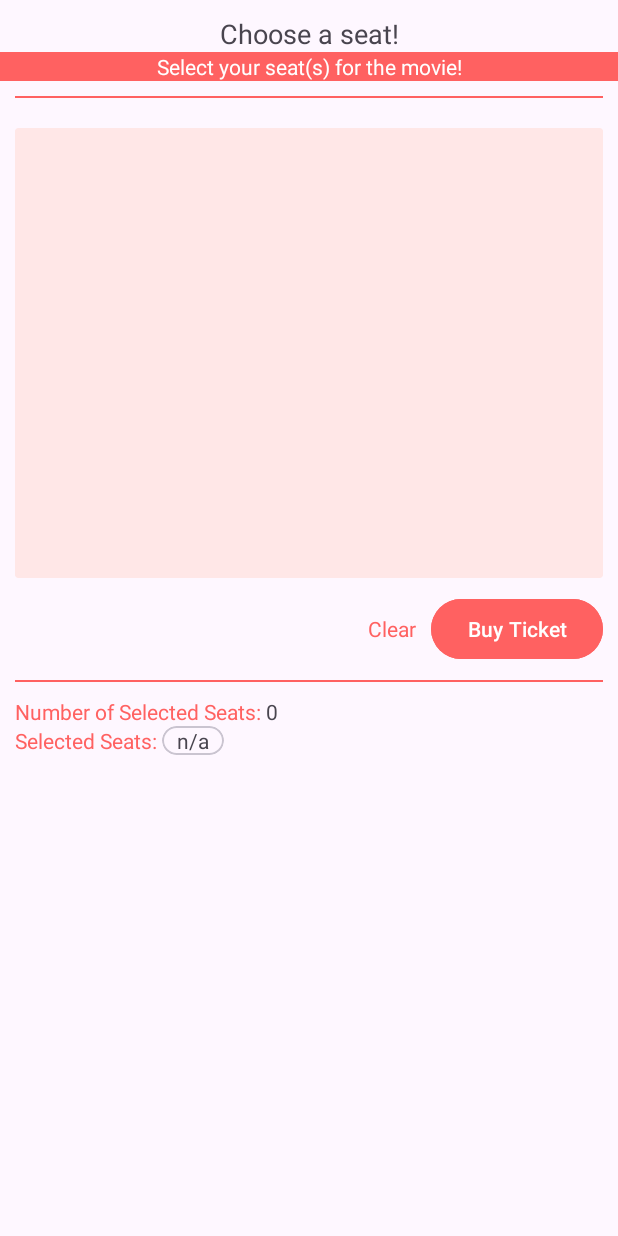
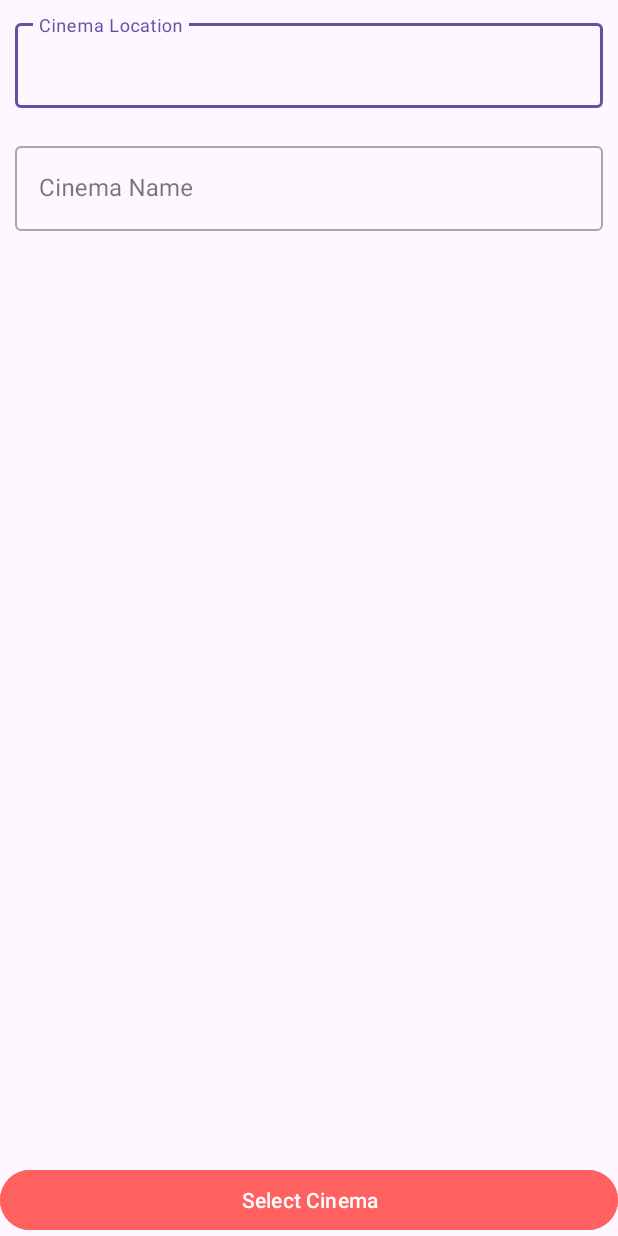
Before and after one commit to SecretIGO/Experiments, an Android app: the SigninActivity screen opened directly, with no data from a screen before it, after a tap on "Login", on a phone screen of 412 x 824 dp. Run offline under Robolectric (Android 15) with nearby library versions, the phone set to English and light mode, and no system bars; plain views replace TwoWayNestedScrollView.

Commit message:
added user inputs for testing NOT FINAL!

```diff
--- a/app/src/main/AndroidManifest.xml
+++ b/app/src/main/AndroidManifest.xml
@@ -13,6 +13,12 @@
         android:supportsRtl="true"
         android:theme="@style/Theme.Experiments"
         tools:targetApi="31">
+        <activity
+            android:name=".ui.views.customer.MovieSelectionActivity"
+            android:exported="false" />
+        <activity
+            android:name=".ui.views.customer.MovieTheatreSelectionActivity"
+            android:exported="false" />
         <activity
             android:name=".ui.views.admin.AddCinemaActivity"
             android:exported="false" />
--- a/app/src/main/java/com/mp3/experiments/data/viewmodel/CinemaViewModel.kt
+++ b/app/src/main/java/com/mp3/experiments/data/viewmodel/CinemaViewModel.kt
@@ -44,10 +44,12 @@ class CinemaViewModel : ViewModel() {
     }
 
     fun getCinemaDetails(cinemaLocation: String, cinemaName: String, callback: (CinemaModel?) -> Unit) {
-        val cinemaDetailsRef = firebase_database.child(NODE_CINEMA).child(cinemaLocation).child(cinemaName).child("cinemaDetails")
+        val cinemaDetailsRef = firebase_database
+            .child(NODE_CINEMA)
+            .child(cinemaLocation)
+            .child(cinemaName)
+            .child(NODE_CINEMA_DETAILS)
 
-        Log.d("test123", "$cinemaDetailsRef")
-        Log.d("test123", "fun intro")
         val valueEventListener = object : ValueEventListener {
             override fun onDataChange(dataSnapshot: DataSnapshot) {
                 val cinemaData = dataSnapshot.getValue<CinemaModel>()
--- a/app/src/main/java/com/mp3/experiments/ui/views/SigninActivity.kt
+++ b/app/src/main/java/com/mp3/experiments/ui/views/SigninActivity.kt
@@ -6,6 +6,7 @@ import android.os.Bundle
 import com.mp3.experiments.R
 import com.mp3.experiments.databinding.ActivitySigninBinding
 import com.mp3.experiments.ui.views.admin.AdminActivity
+import com.mp3.experiments.ui.views.customer.MovieTheatreSelectionActivity
 import com.mp3.experiments.ui.views.customer.SeatSelectionActivity
 
 class SigninActivity : AppCompatActivity() {
@@ -20,7 +21,7 @@ class SigninActivity : AppCompatActivity() {
             if (binding.inputEmail.text.toString() == "admin"){
                 startActivity(Intent(this, AdminActivity::class.java))
             } else {
-                startActivity(Intent(this, SeatSelectionActivity::class.java))
+                startActivity(Intent(this, MovieTheatreSelectionActivity::class.java))
             }
 
         }
--- /dev/null
+++ b/app/src/main/java/com/mp3/experiments/ui/views/customer/MovieTheatreSelectionActivity.kt
@@ -0,0 +1,24 @@
+package com.mp3.experiments.ui.views.customer
+
+import android.content.Intent
+import androidx.appcompat.app.AppCompatActivity
+import android.os.Bundle
+import com.mp3.experiments.R
+import com.mp3.experiments.databinding.ActivityMovieTheatreSelectionBinding
+
+class MovieTheatreSelectionActivity : AppCompatActivity() {
+    private lateinit var binding : ActivityMovieTheatreSelectionBinding
+
+    override fun onCreate(savedInstanceState: Bundle?) {
+        super.onCreate(savedInstanceState)
+        binding = ActivityMovieTheatreSelectionBinding.inflate(layoutInflater)
+        setContentView(binding.root)
+
+        binding.btnSelectCinema.setOnClickListener {
+            val intent = Intent(this, MovieSelectionActivity::class.java)
+            intent.putExtra("cinemaLocation", binding.inputCinemaLocation.text.toString())
+            intent.putExtra("cinemaName", binding.inputCinemaName.text.toString())
+            startActivity(intent)
+        }
+    }
+}
--- /dev/null
+++ b/app/src/main/res/layout/activity_movie_theatre_selection.xml
@@ -0,0 +1,54 @@
+<?xml version="1.0" encoding="utf-8"?>
+<androidx.constraintlayout.widget.ConstraintLayout xmlns:android="http://schemas.android.com/apk/res/android"
+    xmlns:app="http://schemas.android.com/apk/res-auto"
+    xmlns:tools="http://schemas.android.com/tools"
+    android:layout_width="match_parent"
+    android:layout_height="match_parent"
+    tools:context=".ui.views.customer.MovieTheatreSelectionActivity">
+
+    <com.google.android.material.textfield.TextInputLayout
+        android:id="@+id/textInputLayout"
+        style="@style/Widget.MaterialComponents.TextInputLayout.OutlinedBox"
+        android:layout_width="match_parent"
+        android:layout_height="wrap_content"
+        android:padding="10dp"
+        app:layout_constraintTop_toTopOf="parent"
+        tools:layout_editor_absoluteX="0dp">
+
+        <com.google.android.material.textfield.TextInputEditText
+            android:id="@+id/input_CinemaLocation"
+            android:layout_width="match_parent"
+            android:layout_height="wrap_content"
+            android:hint="Cinema Location"
+            tools:layout_editor_absoluteX="0dp"
+            tools:layout_editor_absoluteY="334dp" />
+
+    </com.google.android.material.textfield.TextInputLayout>
+
+    <com.google.android.material.textfield.TextInputLayout
+        android:id="@+id/textInputLayout2"
+        style="@style/Widget.MaterialComponents.TextInputLayout.OutlinedBox"
+        android:layout_width="match_parent"
+        android:layout_height="wrap_content"
+        android:padding="10dp"
+        app:layout_constraintTop_toBottomOf="@+id/textInputLayout"
+        tools:layout_editor_absoluteX="16dp">
+
+        <com.google.android.material.textfield.TextInputEditText
+            android:id="@+id/input_cinemaName"
+            android:layout_width="match_parent"
+            android:layout_height="wrap_content"
+            android:hint="Cinema Name"
+            tools:layout_editor_absoluteX="0dp"
+            tools:layout_editor_absoluteY="334dp" />
+
+    </com.google.android.material.textfield.TextInputLayout>
+
+    <Button
+        android:id="@+id/btn_selectCinema"
+        android:layout_width="match_parent"
+        android:layout_height="wrap_content"
+        android:backgroundTint="@color/red_400"
+        android:text="Select Cinema"
+        app:layout_constraintBottom_toBottomOf="parent" />
+</androidx.constraintlayout.widget.ConstraintLayout>
```
Also changed, not shown: app/src/main/java/com/mp3/experiments/ui/views/customer/MovieSelectionActivity.kt (added, +28 -0 lines), app/src/main/java/com/mp3/experiments/ui/views/customer/SeatSelectionActivity.kt (+6 -1 lines), app/src/main/res/layout/activity_movie_selection.xml (added, +36 -0 lines).
